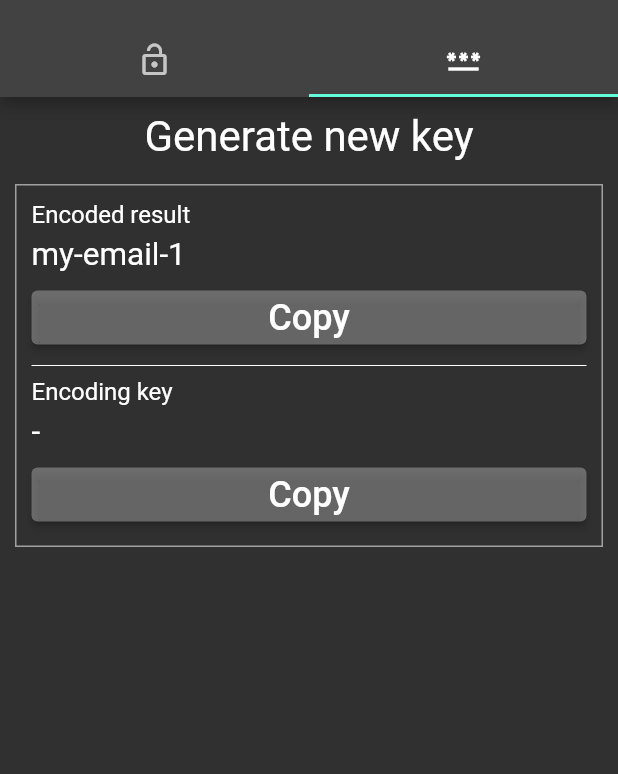
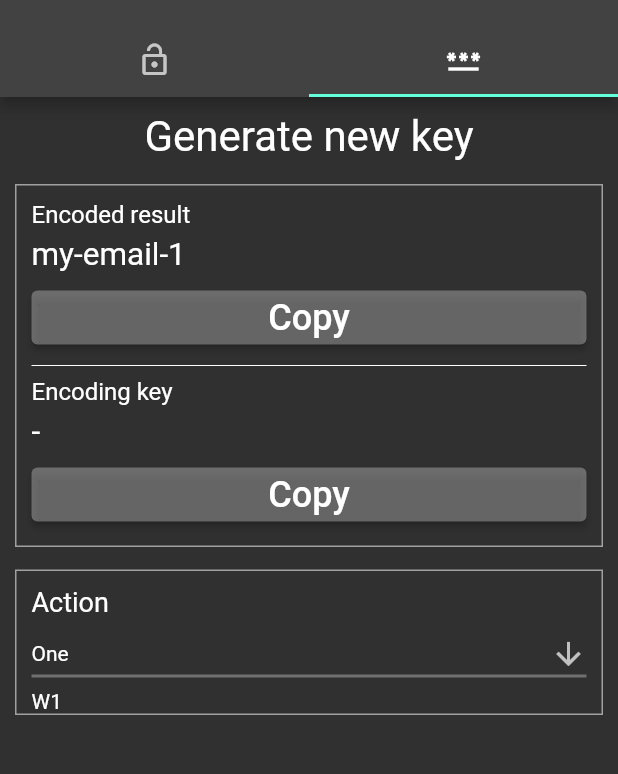
Before and after one commit to uor16x/uor-keyring, a Flutter app: the screen it shows after launch, tab 2 chosen, on a phone screen of 412 x 824 dp, the part 59-833 px from its top. Run offline on Flutter 3.47's test engine with Material 2 defaults, Android fonts, the phone set to English and light mode, and no system bars.

Commit message:
Basic action picker;

```diff
--- /dev/null
+++ b/lib/keygen/action_picker.dart
@@ -0,0 +1,89 @@
+import 'package:flutter/material.dart';
+
+class ActionPicker extends StatefulWidget {
+  const ActionPicker({super.key});
+
+  @override
+  State<ActionPicker> createState() => _ActionPickerState();
+}
+
+class W1 extends StatelessWidget {
+  const W1({super.key});
+
+  @override
+  Widget build(BuildContext context) {
+    return const Text('W1');
+  }
+}
+
+class W2 extends StatelessWidget {
+  const W2({super.key});
+
+  @override
+  Widget build(BuildContext context) {
+    return const Text('W2');
+  }
+}
+
+class _ActionPickerState extends State<ActionPicker> {
+  String _value = 'One';
+
+  void setAction(String? newValue) {
+    setState(() {
+      _value = newValue!;
+    });
+  }
+
+  @override
+  Widget build(BuildContext context) {
+    Text labelText = const Text(
+      'Action',
+      style: TextStyle(
+        fontSize: 18,
+      ),
+      textAlign: TextAlign.left,
+    );
+
+    DropdownButton<String> dropdown = DropdownButton<String>(
+      isExpanded: true,
+      value: _value,
+      icon: const Icon(Icons.arrow_downward),
+      elevation: 16,
+      style: const TextStyle(color: Colors.white),
+      underline: Container(
+        height: 2,
+        color: Colors.white30,
+      ),
+      onChanged: setAction,
+      items: <String>['One', 'Two', 'Free', 'Four']
+          .map<DropdownMenuItem<String>>((String value) {
+        return DropdownMenuItem<String>(
+          value: value,
+          child: Text(value),
+        );
+      }).toList(),
+    );
+
+    return Container(
+      padding: const EdgeInsets.only(
+        top: 10,
+        left: 10,
+        right: 10,
+      ),
+      decoration: BoxDecoration(
+        border: Border.all(
+          color: Colors.white54,
+        ),
+      ),
+      child: Column(
+        crossAxisAlignment: CrossAxisAlignment.stretch,
+        children: [
+          labelText,
+          dropdown,
+          if (_value == 'One') const W1(),
+          if (_value == 'Two') const W2(),
+        ],
+      ),
+    );
+  }
+}
--- /dev/null
+++ b/lib/keygen/actions/substr.dart
@@ -0,0 +1,10 @@
+import 'package:flutter/material.dart';
+
+class Substr extends StatelessWidget {
+  const Substr({super.key});
+
+  @override
+  Widget build(BuildContext context) {
+    return const Text('W1');
+  }
+}
--- a/lib/keygen/keygen.dart
+++ b/lib/keygen/keygen.dart
@@ -1,4 +1,5 @@
 import 'package:flutter/material.dart';
+import 'package:uor_keyring/keygen/action_picker.dart';
 import 'package:uor_keyring/keygen/gen_result.dart';
 import 'package:uor_keyring/shared/tab_header.dart';
 
@@ -49,6 +50,7 @@ class _KeyGenState extends State<Keygen> {
               copyKey: copyResultKey,
             ),
             const SizedBox(height: 15),
+            const ActionPicker()
           ],
         ),
       ),
```
